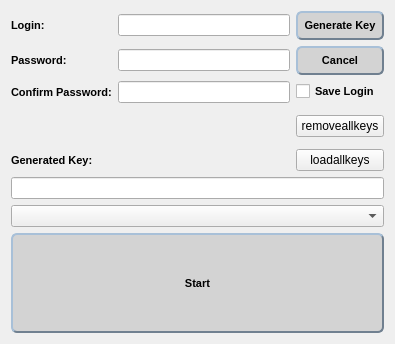
Qt form src/login.ui (hsBoyz/MiniLockSync) before a commit.
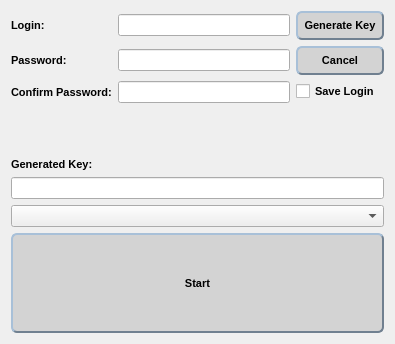
The same form after that commit. Icons and pictures are not drawn.

Patch:
```diff
--- a/src/login.ui
+++ b/src/login.ui
@@ -207,20 +207,6 @@
      </property>
     </widget>
    </item>
-   <item row="4" column="2">
-    <widget class="QPushButton" name="pushButton">
-     <property name="text">
-      <string>removeallkeys</string>
-     </property>
-    </widget>
-   </item>
-   <item row="5" column="2">
-    <widget class="QPushButton" name="pushButton_2">
-     <property name="text">
-      <string>loadallkeys</string>
-     </property>
-    </widget>
-   </item>
   </layout>
   <zorder>label1</zorder>
   <zorder>comboBox</zorder>
```
Left out of the diff: 2 changed lines with no effect on the pictures.
